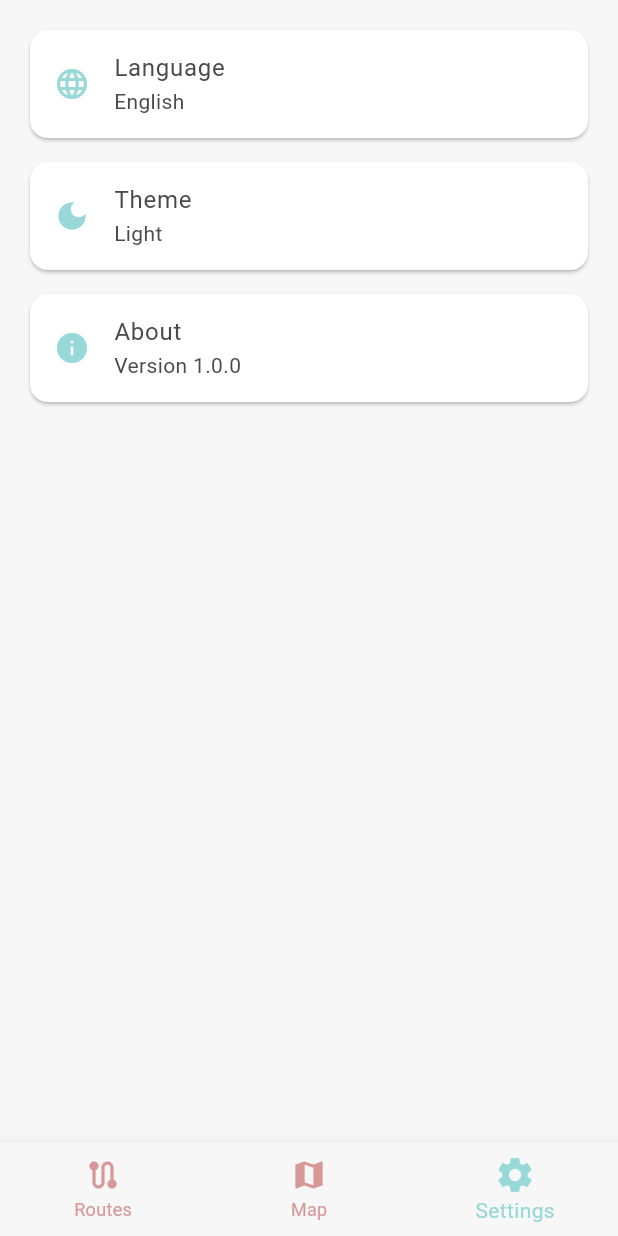
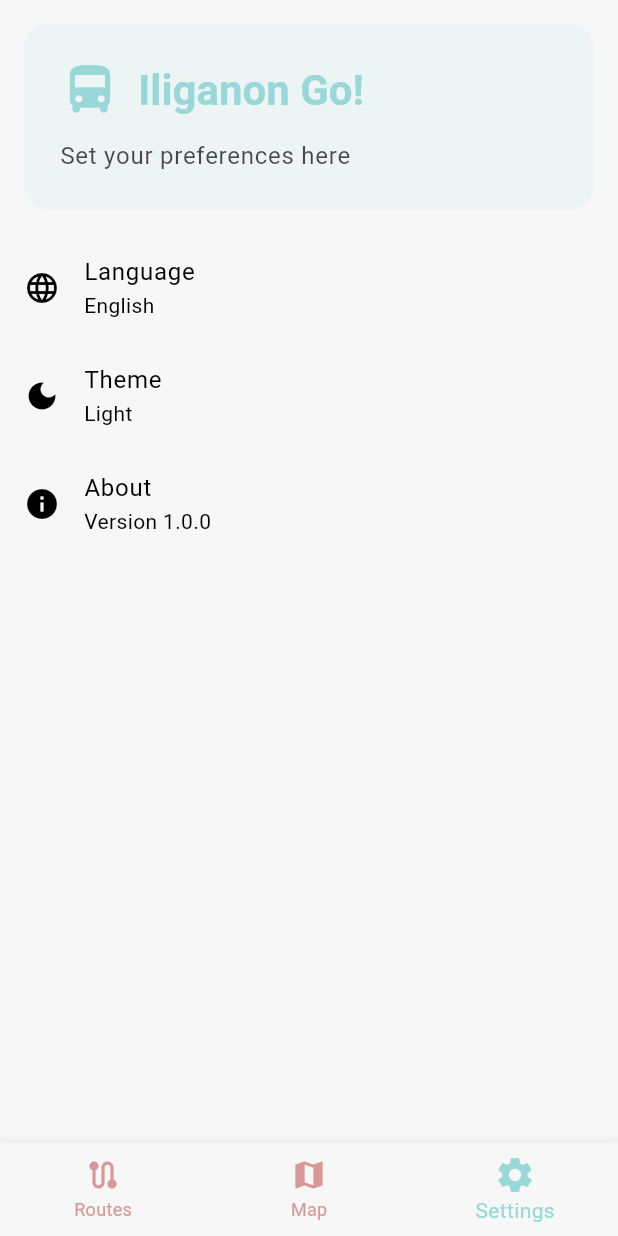
Before and after one commit to noneiann/IliganCommuter, a Flutter app: the screen it shows after launch, item 3 of the bottom bar chosen, on a phone screen of 412 x 824 dp. Run offline on Flutter 3.47's test engine with Material 3 defaults, Android fonts, the phone set to English and light mode, and no system bars; our stand-ins replace cloud_firestore, firebase_core, google_fonts, google_maps_flutter, location, material_floating_search_bar_2; missing offline and left inert: flutter_polyline_points; accounts and stored records are empty.

Commit message:
reverted settings

```diff
--- a/lib/settings.dart
+++ b/lib/settings.dart
@@ -1,4 +1,3 @@
-// settings.dart
 import 'package:flutter/material.dart';
 
 class SettingsPage extends StatelessWidget {
@@ -7,30 +6,60 @@ class SettingsPage extends StatelessWidget {
   @override
   Widget build(BuildContext context) {
     return ListView(
-      padding: const EdgeInsets.all(16),
       children: [
-        Card(
-          child: ListTile(
-            leading: Icon(Icons.language, color: Theme.of(context).colorScheme.primary),
-            title: Text('Language', style: Theme.of(context).textTheme.bodyLarge),
-            subtitle: Text('English', style: Theme.of(context).textTheme.bodyMedium),
+        Container(
+          margin: const EdgeInsets.symmetric(vertical: 16, horizontal: 16),
+          decoration: BoxDecoration(
+            color: Theme.of(context).colorScheme.primary.withOpacity(0.1),
+            borderRadius: BorderRadius.circular(16),
+          ),
+          child: Padding(
+            padding: const EdgeInsets.all(24),
+            child: Column(
+              crossAxisAlignment: CrossAxisAlignment.start,
+              children: [
+                Row(
+                  children: [
+                    Icon(
+                      Icons.directions_bus_rounded,
+                      color: Theme.of(context).colorScheme.primary,
+                      size: 40,
+                    ),
+                    const SizedBox(width: 12),
+                    Text(
+                      'Iliganon Go!',
+                      style: Theme.of(context).textTheme.headlineMedium?.copyWith(
+                        color: Theme.of(context).colorScheme.primary,
+                        fontWeight: FontWeight.bold,
+                      ),
+                    ),
+                  ],
+                ),
+                const SizedBox(height: 12),
+                Text(
+                  'Set your preferences here',
+                  style: Theme.of(context).textTheme.bodyLarge?.copyWith(
+                    color: Theme.of(context).colorScheme.onSurface.withOpacity(0.7),
+                  ),
+                ),
+              ],
+            ),
           ),
         ),
-        const SizedBox(height: 8),
-        Card(
-          child: ListTile(
-            leading: Icon(Icons.dark_mode, color: Theme.of(context).colorScheme.primary),
-            title: Text('Theme', style: Theme.of(context).textTheme.bodyLarge),
-            subtitle: Text('Light', style: Theme.of(context).textTheme.bodyMedium),
-          ),
+        const ListTile(
+          leading: Icon(Icons.language),
+          title: Text('Language'),
+          subtitle: Text('English'),
         ),
-        const SizedBox(height: 8),
-        Card(
-          child: ListTile(
-            leading: Icon(Icons.info, color: Theme.of(context).colorScheme.primary),
-            title: Text('About', style: Theme.of(context).textTheme.bodyLarge),
-            subtitle: Text('Version 1.0.0', style: Theme.of(context).textTheme.bodyMedium),
-          ),
+        const ListTile(
+          leading: Icon(Icons.dark_mode),
+          title: Text('Theme'),
+          subtitle: Text('Light'),
+        ),
+        const ListTile(
+          leading: Icon(Icons.info),
+          title: Text('About'),
+          subtitle: Text('Version 1.0.0'),
         ),
       ],
     );
```
Also changed, not shown: 1 other file.
